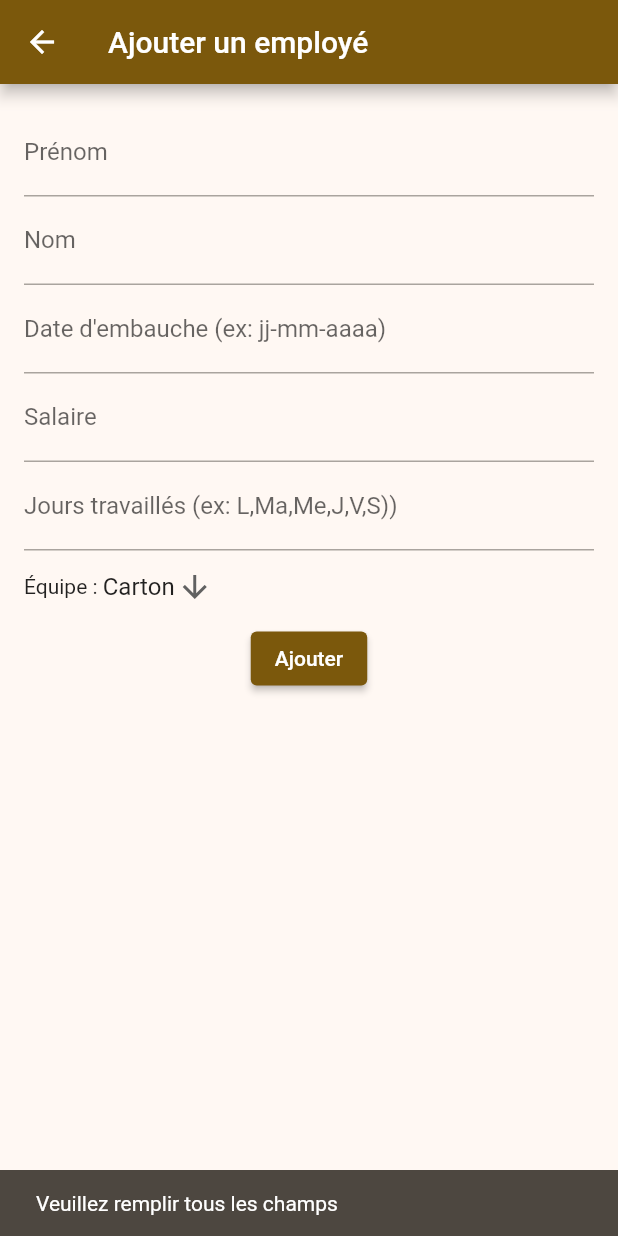
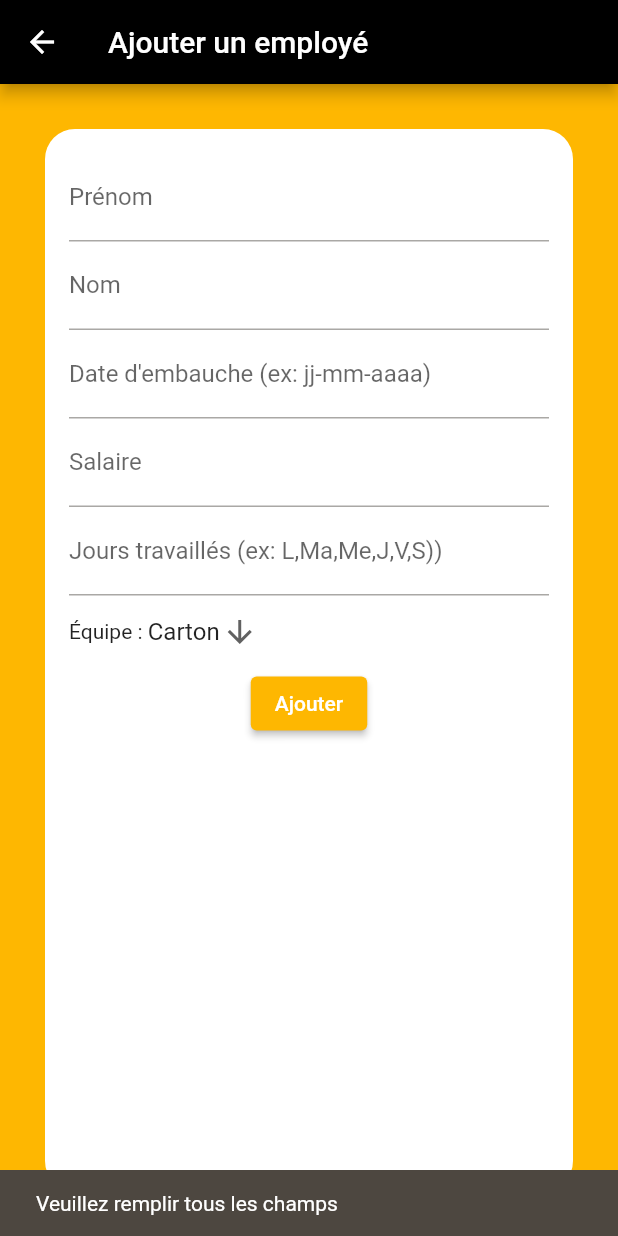
Before and after one commit to robin-mj/tp_agile, a Flutter app: the AddEmployee screen opened by its route, after a tap on "Ajouter", on a phone screen of 412 x 824 dp. Run offline on Flutter 3.47's test engine with Material 2 defaults, Android fonts, the light colour scheme and no system bars; our stand-ins replace flashy_tab_bar2, google_fonts.

Commit message:
fix add employee

```diff
--- a/lib/layout/add_employee.dart
+++ b/lib/layout/add_employee.dart
@@ -82,11 +82,19 @@ class _AddEmployeeState extends State<AddEmployee> {
 
   Widget build(BuildContext context) {
     return Scaffold(
+      backgroundColor: const Color(0xfffeb701),
       appBar: AppBar(
         title: const Text('Ajouter un employé'),
+        backgroundColor: Colors.black,
       ),
       body: Padding(
+        padding: const EdgeInsets.all(30.0),
+        child: Container(
           padding: const EdgeInsets.all(16.0),
+          decoration: BoxDecoration(
+            color: Colors.white,
+            borderRadius: BorderRadius.circular(20.0),
+          ),
           child: Form(
             child: Column(
               children: [
@@ -94,30 +102,55 @@ class _AddEmployeeState extends State<AddEmployee> {
                   controller: firstnameController,
                   decoration: const InputDecoration(
                     labelText: 'Prénom',
+                    focusedBorder: UnderlineInputBorder(
+                      borderSide: BorderSide(
+                        color: Color(0xfffeb701),
+                      ),
+                    ),
                   ),
                 ),
                 TextFormField(
                   controller: nameController,
                   decoration: const InputDecoration(
                     labelText: 'Nom',
+                    focusedBorder: UnderlineInputBorder(
+                      borderSide: BorderSide(
+                        color: Color(0xfffeb701),
+                      ),
+                    ),
                   ),
                 ),
                 TextFormField(
                   controller: startdateController,
                   decoration: const InputDecoration(
                     labelText: 'Date d\'embauche (ex: jj-mm-aaaa)',
+                    focusedBorder: UnderlineInputBorder(
+                      borderSide: BorderSide(
+                        color: Color(0xfffeb701),
+                      ),
+                    ),
                   ),
                 ),
                 TextFormField(
                   controller: wagesController,
                   decoration: const InputDecoration(
                     labelText: 'Salaire',
+                    focusedBorder: UnderlineInputBorder(
+                      borderSide: BorderSide(
+                        color: Color(0xfffeb701),
+                      ),
+                    ),
                   ),
                 ),
                 TextFormField(
                   controller: workingdaysController,
                   decoration: const InputDecoration(
                     labelText: 'Jours travaillés (ex: L,Ma,Me,J,V,S))',
+                    focusedBorder: UnderlineInputBorder(
+                      borderSide: BorderSide(
+                        color: Color(0xfffeb701),
+                      ),
+                    ),
                   ),
                 ),
                 Row(
@@ -136,7 +169,8 @@ class _AddEmployeeState extends State<AddEmployee> {
                           dropdownValue = value!;
                         });
                       },
-                    items: teams.map<DropdownMenuItem<String>>((String value) {
+                      items:
+                          teams.map<DropdownMenuItem<String>>((String value) {
                         return DropdownMenuItem<String>(
                           value: value,
                           child: Text(value),
@@ -146,6 +180,9 @@ class _AddEmployeeState extends State<AddEmployee> {
                   ],
                 ),
                 ElevatedButton(
+                  style: ElevatedButton.styleFrom(
+                    backgroundColor: const Color(0xfffeb701),
+                  ),
                   onPressed: () {
                     if (dataIsValid()) {
                       List<String> workingDaysList =
@@ -159,13 +196,7 @@ class _AddEmployeeState extends State<AddEmployee> {
 
                       workers.add(worker);
 
-                    Navigator.pushNamed(context, '/employees');
-                    Navigator.push(
-                      context,
-                      MaterialPageRoute(
-                        builder: (context) => const EmployeeList(),
-                      ),
-                    );
+                      Navigator.pop(context);
                     }
                   },
                   child: const Text('Ajouter'),
@@ -174,6 +205,7 @@ class _AddEmployeeState extends State<AddEmployee> {
             ),
           ),
         ),
+      ),
     );
   }
 }
```
Also changed, not shown: lib/main.dart (+4 -3 lines). Lines whose indentation alone changed are shown as unchanged.
